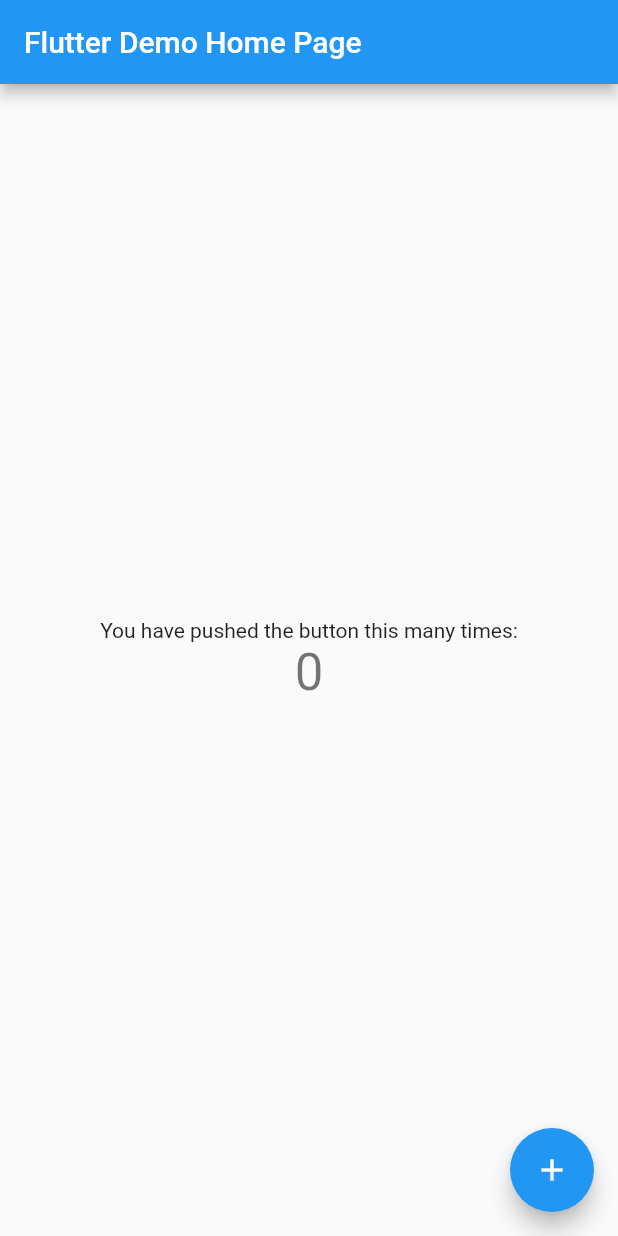
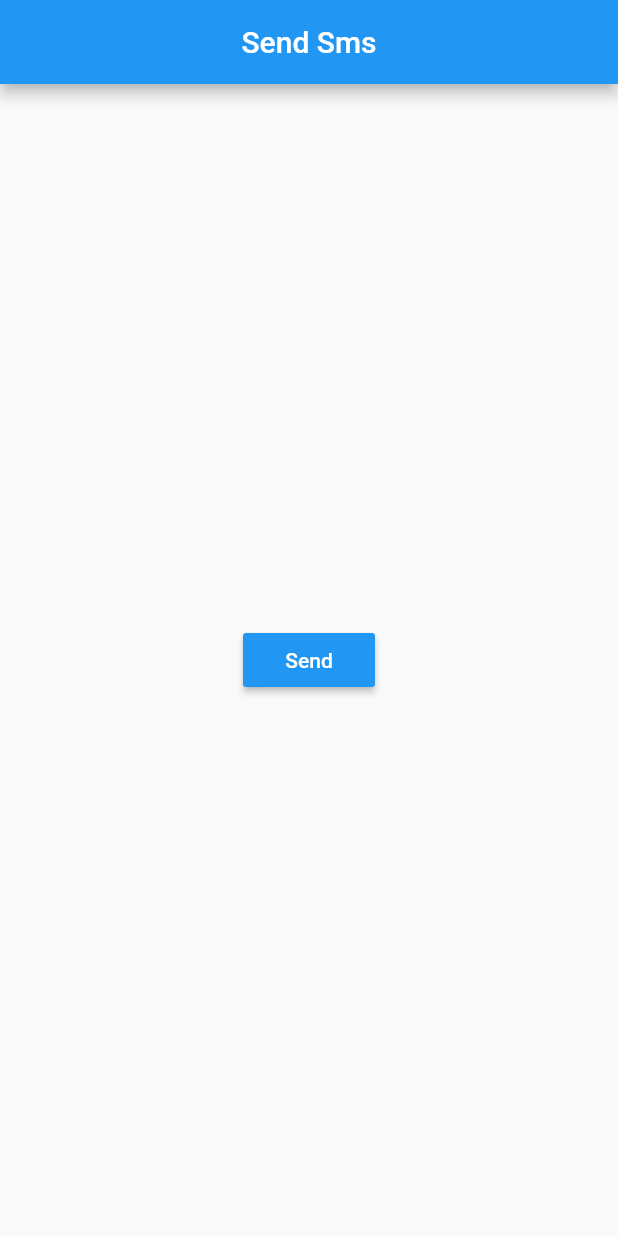
Before and after one commit to AntonyRuby/send_sms, a Flutter app: the screen it shows after launch, on a phone screen of 412 x 824 dp. Run offline on Flutter 3.47's test engine with Material 2 defaults, Android fonts, the phone set to English and light mode, and no system bars; missing offline and left inert: flutter_sms.

Commit message:
Send sms

```diff
--- a/lib/main.dart
+++ b/lib/main.dart
@@ -1,4 +1,5 @@
 import 'package:flutter/material.dart';
+import 'package:send_sms/send_sms.dart';
 
 void main() {
   runApp(MyApp());
@@ -8,105 +9,12 @@
   @override
   Widget build(BuildContext context) {
     return MaterialApp(
+      debugShowCheckedModeBanner: false,
       title: 'Flutter Demo',
       theme: ThemeData(
-        // This is the theme of your application.
-        //
-        // Try running your application with "flutter run". You'll see the
-        // application has a blue toolbar. Then, without quitting the app, try
-        // changing the primarySwatch below to Colors.green and then invoke
-        // "hot reload" (press "r" in the console where you ran "flutter run",
-        // or simply save your changes to "hot reload" in a Flutter IDE).
-        // Notice that the counter didn't reset back to zero; the application
-        // is not restarted.
         primarySwatch: Colors.blue,
       ),
-      home: MyHomePage(title: 'Flutter Demo Home Page'),
+      home: SendSmsScreen(),
     );
   }
 }
-
-class MyHomePage extends StatefulWidget {
-  MyHomePage({Key key, this.title}) : super(key: key);
-
-  // This widget is the home page of your application. It is stateful, meaning
-  // that it has a State object (defined below) that contains fields that affect
-  // how it looks.
-
-  // This class is the configuration for the state. It holds the values (in this
-  // case the title) provided by the parent (in this case the App widget) and
-  // used by the build method of the State. Fields in a Widget subclass are
-  // always marked "final".
-
-  final String title;
-
-  @override
-  _MyHomePageState createState() => _MyHomePageState();
-}
-
-class _MyHomePageState extends State<MyHomePage> {
-  int _counter = 0;
-
-  void _incrementCounter() {
-    setState(() {
-      // This call to setState tells the Flutter framework that something has
-      // changed in this State, which causes it to rerun the build method below
-      // so that the display can reflect the updated values. If we changed
-      // _counter without calling setState(), then the build method would not be
-      // called again, and so nothing would appear to happen.
-      _counter++;
-    });
-  }
-
-  @override
-  Widget build(BuildContext context) {
-    // This method is rerun every time setState is called, for instance as done
-    // by the _incrementCounter method above.
-    //
-    // The Flutter framework has been optimized to make rerunning build methods
-    // fast, so that you can just rebuild anything that needs updating rather
-    // than having to individually change instances of widgets.
-    return Scaffold(
-      appBar: AppBar(
-        // Here we take the value from the MyHomePage object that was created by
-        // the App.build method, and use it to set our appbar title.
-        title: Text(widget.title),
-      ),
-      body: Center(
-        // Center is a layout widget. It takes a single child and positions it
-        // in the middle of the parent.
-        child: Column(
-          // Column is also a layout widget. It takes a list of children and
-          // arranges them vertically. By default, it sizes itself to fit its
-          // children horizontally, and tries to be as tall as its parent.
-          //
-          // Invoke "debug painting" (press "p" in the console, choose the
-          // "Toggle Debug Paint" action from the Flutter Inspector in Android
-          // Studio, or the "Toggle Debug Paint" command in Visual Studio Code)
-          // to see the wireframe for each widget.
-          //
-          // Column has various properties to control how it sizes itself and
-          // how it positions its children. Here we use mainAxisAlignment to
-          // center the children vertically; the main axis here is the vertical
-          // axis because Columns are vertical (the cross axis would be
-          // horizontal).
-          mainAxisAlignment: MainAxisAlignment.center,
-          children: <Widget>[
-            Text(
-              'You have pushed the button this many times:',
-            ),
-            Text(
-              '$_counter',
-              style: Theme.of(context).textTheme.headline4,
-            ),
-          ],
-        ),
-      ),
-      floatingActionButton: FloatingActionButton(
-        onPressed: _incrementCounter,
-        tooltip: 'Increment',
-        child: Icon(Icons.add),
-      ), // This trailing comma makes auto-formatting nicer for build methods.
-    );
-  }
-}
--- /dev/null
+++ b/lib/send_sms.dart
@@ -0,0 +1,35 @@
+import 'package:flutter/material.dart';
+import 'package:flutter_sms/flutter_sms.dart';
+
+List<String> recipient = ["7********"];
+
+class SendSmsScreen extends StatefulWidget {
+  @override
+  _SendSmsScreenState createState() => _SendSmsScreenState();
+}
+
+class _SendSmsScreenState extends State<SendSmsScreen> {
+  @override
+  Widget build(BuildContext context) {
+    return Scaffold(
+      appBar: AppBar(
+        title: Center(child: Text("Send Sms")),
+      ),
+      body: Center(
+        child: MaterialButton(
+            animationDuration: Duration(milliseconds: 1),
+            textColor: Colors.white,
+            color: Colors.blue,
+            onPressed: () {
+              _sendSMS("Just a test SMS", recipient);
+            },
+            child: Text("Send")),
+      ),
+    );
+  }
+
+  void _sendSMS(String message, List<String> recipient) async {
+    String _result = await sendSMS(message: message, recipients: recipient)
+        .catchError((onError) {});
+  }
+}
--- a/pubspec.yaml
+++ b/pubspec.yaml
@@ -29,9 +29,12 @@
   # Use with the CupertinoIcons class for iOS style icons.
   cupertino_icons: ^1.0.2
 
+
 dev_dependencies:
   flutter_test:
     sdk: flutter
+
+  flutter_sms: ^2.3.1
 
 # For information on the generic Dart part of this file, see the
 # following page: https://dart.dev/tools/pub/pubspec
```
Also changed, not shown: pubspec.lock, 6 other files.
